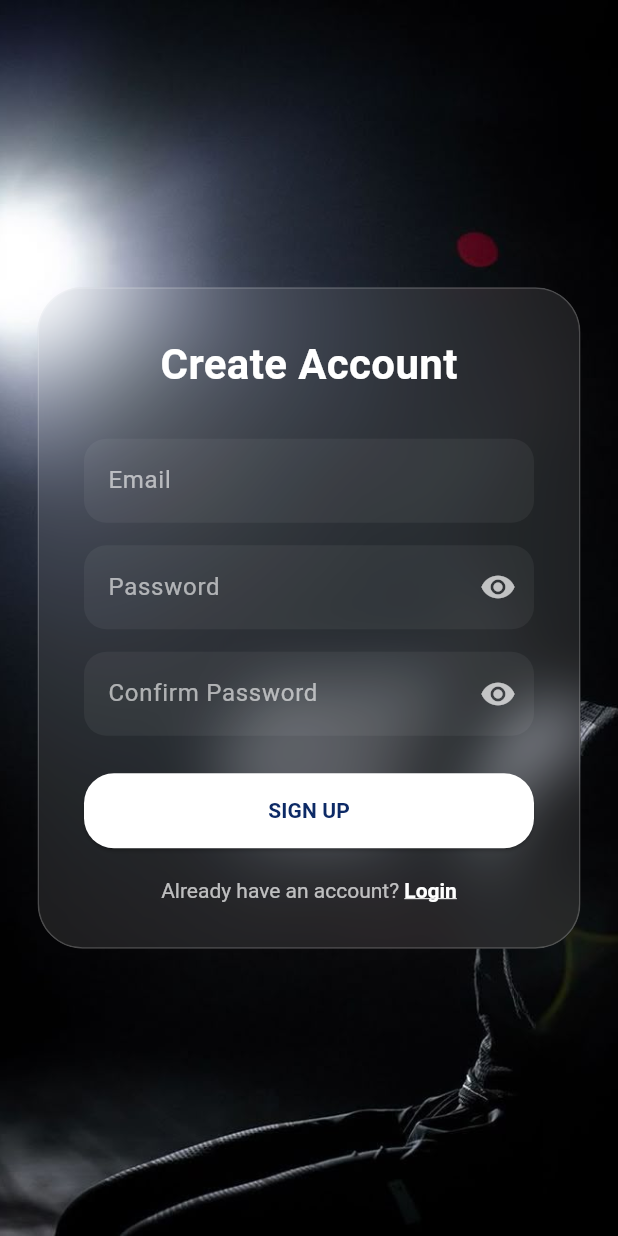
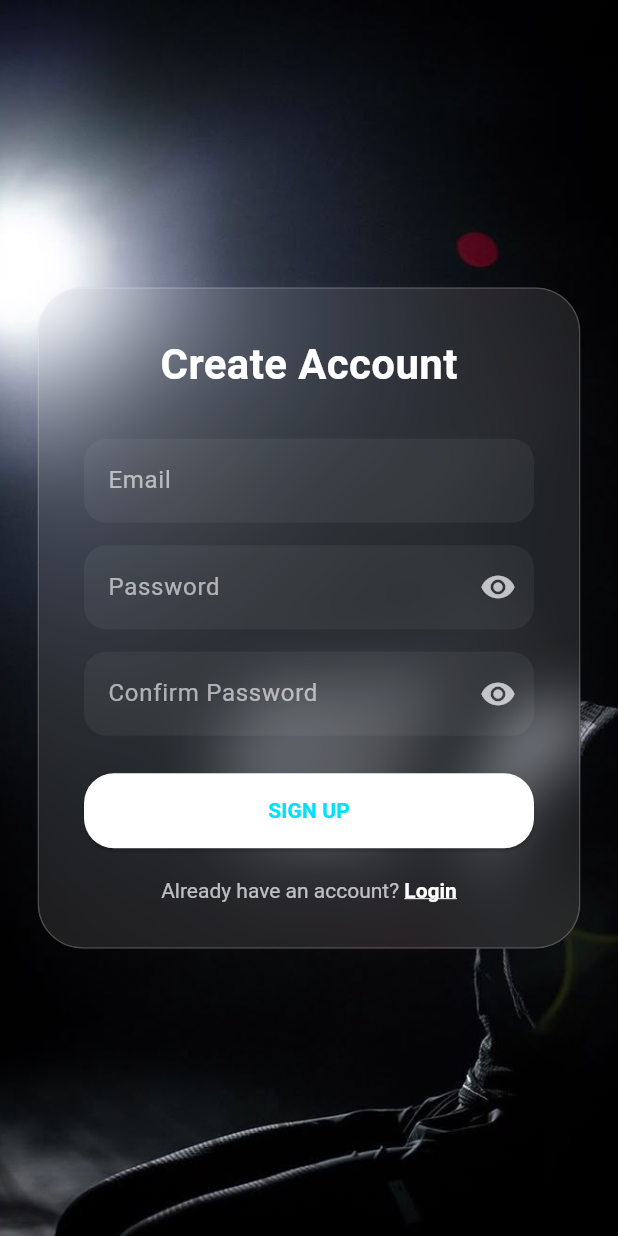
Before and after one commit to francisalkieru-tech/Workout-Tracker, a Flutter app: the SignupPage screen opened directly, on a phone screen of 412 x 824 dp. Run offline on Flutter 3.47's test engine with Material 3 defaults, Android fonts, the phone set to English and light mode, and no system bars; our stand-ins replace cloud_firestore, firebase_auth, firebase_core, lottie; accounts and stored records are empty.

Commit message:
update loginpage.dart, signuppage.dart, and homepage.dart

```diff
--- a/lib/loginpage.dart
+++ b/lib/loginpage.dart
@@ -162,7 +162,7 @@ class _LoginPageState extends State<LoginPage> {
                             child: ElevatedButton(
                               style: ElevatedButton.styleFrom(
                                 backgroundColor: Colors.white,
-                                foregroundColor: const Color(0xFF1E3C72),
+                                foregroundColor: const Color.fromARGB(255, 0, 221, 255),
                                 padding:
                                     const EdgeInsets.symmetric(vertical: 15),
                                 shape: RoundedRectangleBorder(
--- a/lib/signuppage.dart
+++ b/lib/signuppage.dart
@@ -211,7 +211,7 @@ class _SignupPageState extends State<SignupPage> {
                               onPressed: isLoading ? null : signup,
                               style: ElevatedButton.styleFrom(
                                 backgroundColor: Colors.white,
-                                foregroundColor: const Color(0xFF0D2A66),
+                                foregroundColor: const Color.fromARGB(255, 0, 225, 255),
                                 padding:
                                     const EdgeInsets.symmetric(vertical: 15),
                                 shape: RoundedRectangleBorder(
@@ -224,7 +224,7 @@ class _SignupPageState extends State<SignupPage> {
                                       width: 20,
                                       child: CircularProgressIndicator(
                                         strokeWidth: 2,
-                                        color: Color(0xFF0D2A66),
+                                        color: Color.fromARGB(255, 0, 242, 255),
                                       ),
                                     )
                                   : const Text(
```
Also changed, not shown: lib/Homepage.dart (+15 -20 lines).
